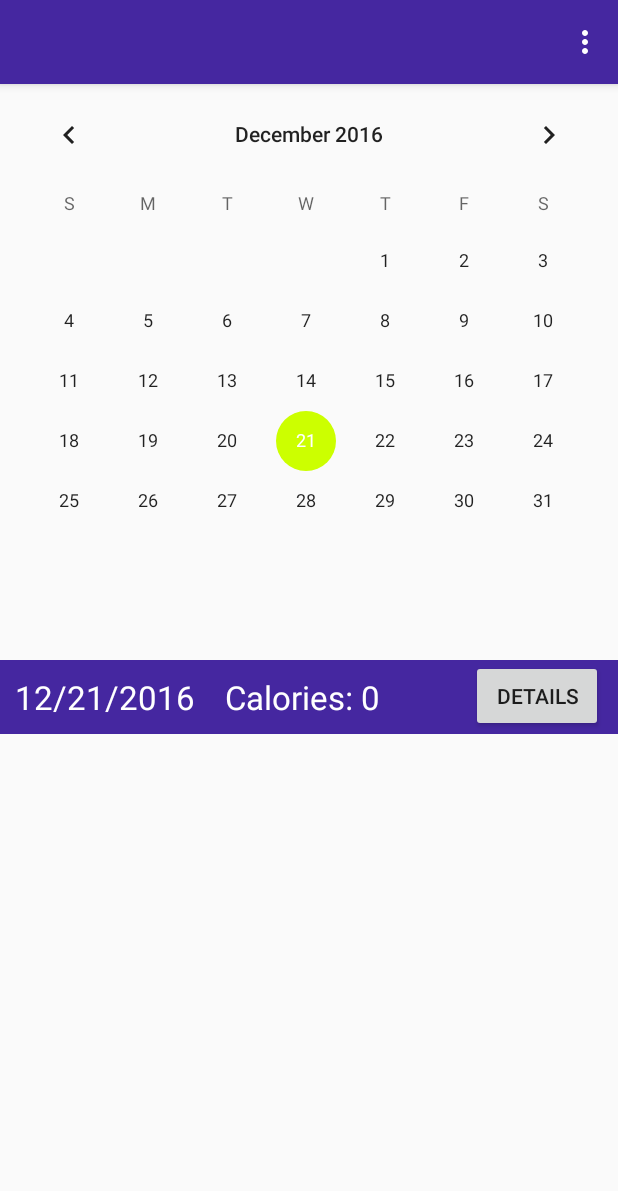
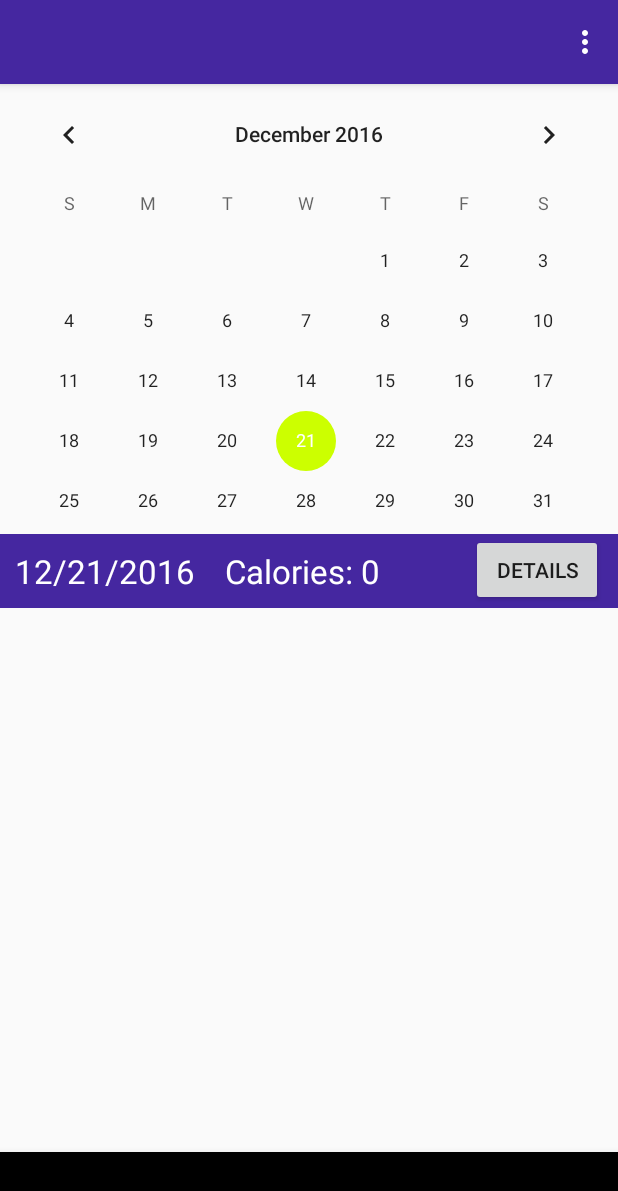
Before and after one commit to sheenanick/fitness-app, an Android app: the screen it shows after launch once a user with an empty profile is signed in (MainActivity), on a phone screen of 412 x 824 dp. Shown: the top 1191 px of the screen. Run offline under Robolectric (Android 15) with nearby library versions, the phone set to English and light mode, and no system bars; our stand-ins replace ButterKnife, Firebase (no records; nobody signed in at launch, a user with empty details on screens opened directly).

Commit message:
refactor layout to add bottom nav

```diff
--- /dev/null
+++ b/app/src/main/res/drawable/selector.xml
@@ -0,0 +1,4 @@
+<?xml version="1.0" encoding="utf-8"?>
+<selector xmlns:android="http://schemas.android.com/apk/res/android">
+
+</selector>
--- a/app/src/main/res/layout/activity_main.xml
+++ b/app/src/main/res/layout/activity_main.xml
@@ -1,21 +1,21 @@
 <?xml version="1.0" encoding="utf-8"?>
-<LinearLayout xmlns:android="http://schemas.android.com/apk/res/android"
+<RelativeLayout xmlns:android="http://schemas.android.com/apk/res/android"
     xmlns:tools="http://schemas.android.com/tools"
     android:layout_width="match_parent"
     android:layout_height="match_parent"
+    xmlns:app="http://schemas.android.com/apk/res-auto"
     android:orientation="vertical"
     tools:context=".ui.MainActivity">
 
     <CalendarView
         android:id="@+id/calendarView"
         android:layout_width="match_parent"
-        android:layout_height="0dp"
-        android:layout_weight="1"/>
+        android:layout_height="300dp"/>
 
     <LinearLayout
         android:layout_width="match_parent"
-        android:layout_height="0dp"
-        android:layout_weight="1"
+        android:layout_height="wrap_content"
+        android:layout_below="@+id/calendarView"
         android:gravity="center_horizontal"
         android:orientation="vertical">
 
@@ -48,8 +48,16 @@
                 android:layout_marginRight="10dp"
                 android:text="Details"/>
         </RelativeLayout>
-
-
     </LinearLayout>
 
-</LinearLayout>
+        <android.support.design.widget.BottomNavigationView
+            android:id="@+id/bottom_navigation"
+            android:layout_width="match_parent"
+            android:layout_height="wrap_content"
+            android:layout_alignParentBottom="true"
+            app:itemBackground="@color/colorPrimary"
+            app:itemIconTint="@drawable/selector"
+            app:itemTextColor="@drawable/selector"
+            app:menu="@menu/bottom_navigation_main" />
+
+</RelativeLayout>
--- /dev/null
+++ b/app/src/main/res/menu/bottom_navigation_main.xml
@@ -0,0 +1,4 @@
+<?xml version="1.0" encoding="utf-8"?>
+<menu xmlns:android="http://schemas.android.com/apk/res/android">
+
+</menu>
```
Also changed, not shown: app/src/main/res/layout/activity_day.xml (+17 -4 lines).
